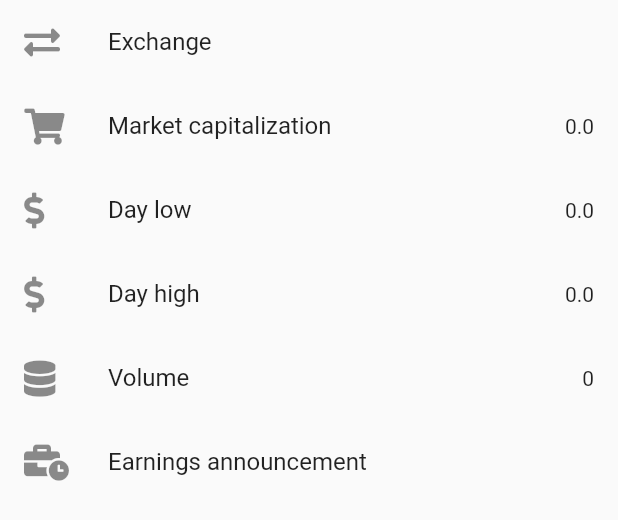
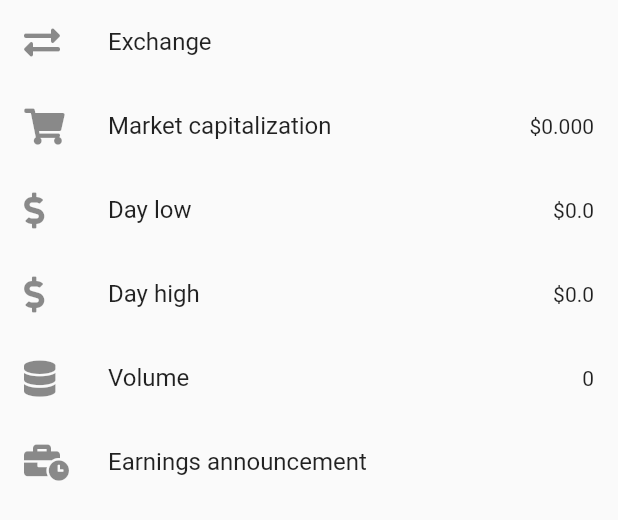
Before and after one commit to mirza1h/flutter_stocks_app, a Flutter app: the StockInfo widget shown alone on an empty page, opened directly with empty values, on a phone screen of 412 x 824 dp. Shown: the top 520 px of the screen. Run offline on Flutter 3.47's test engine with Material 2 defaults, Android fonts, the phone set to English and light mode, and no system bars; our stand-ins replace cloud_firestore, firebase_auth, firebase_core, font_awesome_flutter, google_sign_in; missing offline and left inert: flutter_candlesticks; accounts and stored records are empty.

Commit message:
unwatch and number format

```diff
--- a/lib/helpers/ui_helper.dart
+++ b/lib/helpers/ui_helper.dart
@@ -25,4 +25,15 @@ class UIHelper {
     }
     return trcString;
   }
+
+  static String formatAmount(double amount) {
+    var nf = NumberFormat.compactCurrency(
+        locale: "en_US", decimalDigits: 3, symbol: '\$');
+    return nf.format(amount);
+  }
+
+  static String formatVolume(int volume) {
+    var nf = NumberFormat.compact();
+    return nf.format(volume);
+  }
 }
--- a/lib/widgets/stock_info.dart
+++ b/lib/widgets/stock_info.dart
@@ -1,5 +1,6 @@
 import 'package:flutter/material.dart';
 import 'package:font_awesome_flutter/font_awesome_flutter.dart';
+import 'package:stocks_app/helpers/ui_helper.dart';
 import 'package:stocks_app/models/stock.dart';
 
 class StockInfo extends StatelessWidget {
@@ -22,22 +23,22 @@ class StockInfo extends StatelessWidget {
         ListTile(
           leading: FaIcon(FontAwesomeIcons.shoppingCart),
           title: Text("Market capitalization"),
-          trailing: Text("${stock.marketCap}"),
+          trailing: Text(UIHelper.formatAmount(stock.marketCap)),
         ),
         ListTile(
           leading: FaIcon(FontAwesomeIcons.dollarSign),
           title: Text("Day low"),
-          trailing: Text("${stock.dayLow}"),
+          trailing: Text("\$${stock.dayLow}"),
         ),
         ListTile(
           leading: FaIcon(FontAwesomeIcons.dollarSign),
           title: Text("Day high"),
-          trailing: Text("${stock.dayHigh}"),
+          trailing: Text("\$${stock.dayHigh}"),
         ),
         ListTile(
           leading: FaIcon(FontAwesomeIcons.database),
           title: Text("Volume"),
-          trailing: Text("${stock.volume}"),
+          trailing: Text(UIHelper.formatVolume(stock.volume)),
         ),
         ListTile(
           leading: FaIcon(FontAwesomeIcons.businessTime),
--- a/pubspec.yaml
+++ b/pubspec.yaml
@@ -32,7 +32,6 @@ dependencies:
   firebase_auth: ^0.18.1+2
   google_sign_in: ^4.5.5
   cloud_firestore: ^0.14.1+3
-
 
   # The following adds the Cupertino Icons font to your application.
   # Use with the CupertinoIcons class for iOS style icons.
```
Also changed, not shown: lib/helpers/db_helper.dart (+24 -6 lines), lib/pages/stock_detail_page.dart (+8 -5 lines).
